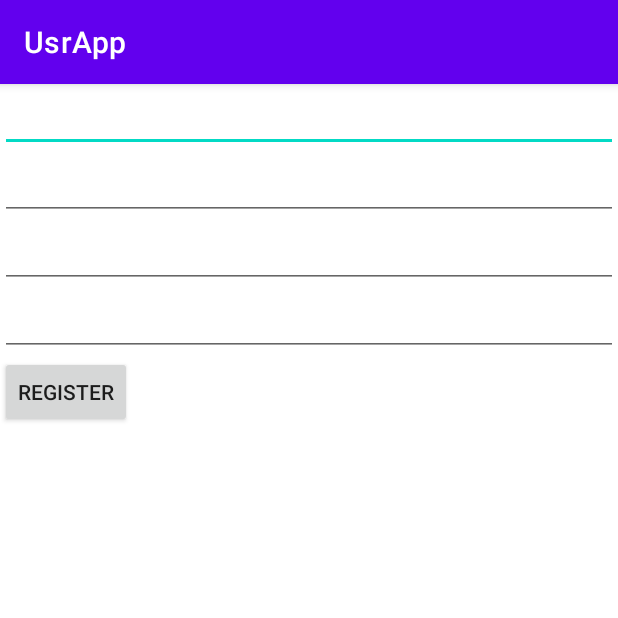
After one commit to JackyCafe/UsrApp, an Android app: the RegisterActivity screen opened directly, with no data from a screen before it, on a phone screen of 412 x 824 dp, the top half of it. The commit adds this screen. Run offline under Robolectric (Android 15) with nearby library versions, the phone set to English and light mode, and no system bars; network calls fail.

Commit message:
Register

```diff
--- a/app/src/main/AndroidManifest.xml
+++ b/app/src/main/AndroidManifest.xml
@@ -13,12 +13,12 @@
         android:roundIcon="@mipmap/ic_launcher_round"
         android:supportsRtl="true"
         android:theme="@style/Theme.UsrApp">
-        <activity android:name=".ReadingContentActivity"></activity>
+        <activity android:name=".RegisterActivity"></activity>
+        <activity android:name=".ReadingContentActivity" />
         <activity android:name=".ReadingActivity" />
         <activity android:name=".CheckActivity" />
-        <activity android:name=".BlogActivity"/>
+        <activity android:name=".BlogActivity" />
         <activity android:name=".MenuActivity" />
-
         <activity android:name=".MainActivity">
             <intent-filter>
                 <action android:name="android.intent.action.MAIN" />
--- a/app/src/main/java/com/ian/usrapp/MainApp.java
+++ b/app/src/main/java/com/ian/usrapp/MainApp.java
@@ -13,7 +13,7 @@ public class MainApp extends Application {
     String my_activity_url = url +"api/myActivity/";
     String reading_url = url +"api/reading/";
     String blog_url = url +"api/blog/";
-
+    String register_url = url+"register";
 
 
 
--- /dev/null
+++ b/app/src/main/java/com/ian/usrapp/RegisterActivity.java
@@ -0,0 +1,85 @@
+package com.ian.usrapp;
+
+import androidx.annotation.NonNull;
+import androidx.appcompat.app.AppCompatActivity;
+import androidx.appcompat.widget.AppCompatEditText;
+
+import android.os.Bundle;
+import android.os.Handler;
+import android.os.Message;
+import android.view.View;
+
+import com.google.android.material.snackbar.Snackbar;
+import com.ian.usrapp.Util.UsrPost;
+
+import org.json.JSONException;
+import org.json.JSONObject;
+
+import java.io.IOException;
+
+public class RegisterActivity extends AppCompatActivity {
+    AppCompatEditText ed_user,ed_email,ed_password,ed_password2;
+    String user,email,password,password2;
+    JSONObject json;
+    MainApp app;
+    boolean isRegister = false;
+    @Override
+    protected void onCreate(Bundle savedInstanceState) {
+        super.onCreate(savedInstanceState);
+        setContentView(R.layout.activity_register);
+        ed_user = findViewById(R.id.ed_username);
+        ed_email = findViewById(R.id.ed_email);
+        ed_password = findViewById(R.id.ed_password);
+        ed_password2 = findViewById(R.id.ed_password2);
+
+        json = new JSONObject();
+        app = (MainApp) getApplication();
+    }
+
+    public void Register(View view) {
+
+        user = ed_user.getText().toString();
+        email = ed_email.getText().toString();
+        password = ed_password.getText().toString();
+        password2 = ed_password2.getText().toString();
+
+        new Thread(new Runnable() {
+            @Override
+            public void run() {
+                try {
+                    json.put("username", user);
+                    json.put("email", email);
+                    json.put("password", password);
+                    json.put("password2", password2);
+                    app.Log(json.toString());
+                    UsrPost usrPost = new UsrPost(app.register_url);
+                    String response = usrPost.doPost(json);
+                    JSONObject jsonObject = new JSONObject(response);
+                    app.Log(jsonObject.get("response").toString());
+                    if (jsonObject.get("response").toString().equals("successfully ")){
+                        app.setUser(user);
+                        app.setPwd(password);
+                        finish();
+//                        MyHandler handler = new MyHandler();
+//                        handler.sendEmptyMessage(0);
+                     }
+
+                    app.Log(response);
+                } catch (IOException|JSONException e) {
+                    app.Log(e.toString());
+                    e.printStackTrace();
+                }
+            }
+        }).start();
+
+    }
+
+    class MyHandler extends Handler{
+        @Override
+        public void handleMessage(@NonNull Message msg) {
+            super.handleMessage(msg);
+            app.Log("Here");
+            RegisterActivity.this.finish();
+        }
+    }
+}
--- /dev/null
+++ b/app/src/main/res/layout/activity_register.xml
@@ -0,0 +1,36 @@
+<?xml version="1.0" encoding="utf-8"?>
+<LinearLayout xmlns:android="http://schemas.android.com/apk/res/android"
+    xmlns:app="http://schemas.android.com/apk/res-auto"
+    xmlns:tools="http://schemas.android.com/tools"
+    android:layout_width="match_parent"
+    android:layout_height="match_parent"
+    android:orientation="vertical"
+    tools:context=".RegisterActivity">
+
+    <androidx.appcompat.widget.AppCompatEditText
+        android:id="@+id/ed_username"
+        android:layout_width="match_parent"
+        android:layout_height="wrap_content"/>
+
+    <androidx.appcompat.widget.AppCompatEditText
+        android:id="@+id/ed_email"
+        android:layout_width="match_parent"
+        android:layout_height="wrap_content"/>
+
+    <androidx.appcompat.widget.AppCompatEditText
+        android:id="@+id/ed_password"
+        android:layout_width="match_parent"
+        android:layout_height="wrap_content"/>
+
+    <androidx.appcompat.widget.AppCompatEditText
+        android:id="@+id/ed_password2"
+        android:layout_width="match_parent"
+        android:layout_height="wrap_content"/>
+
+    <androidx.appcompat.widget.AppCompatButton
+        android:layout_width="wrap_content"
+        android:layout_height="wrap_content"
+        android:text="Register"
+        android:onClick="Register"
+        />
+</LinearLayout>
```
Also changed, not shown: app/src/main/java/com/ian/usrapp/MainActivity.java (+15 -0 lines), app/src/main/res/layout/activity_main.xml (+12 -1 lines).
